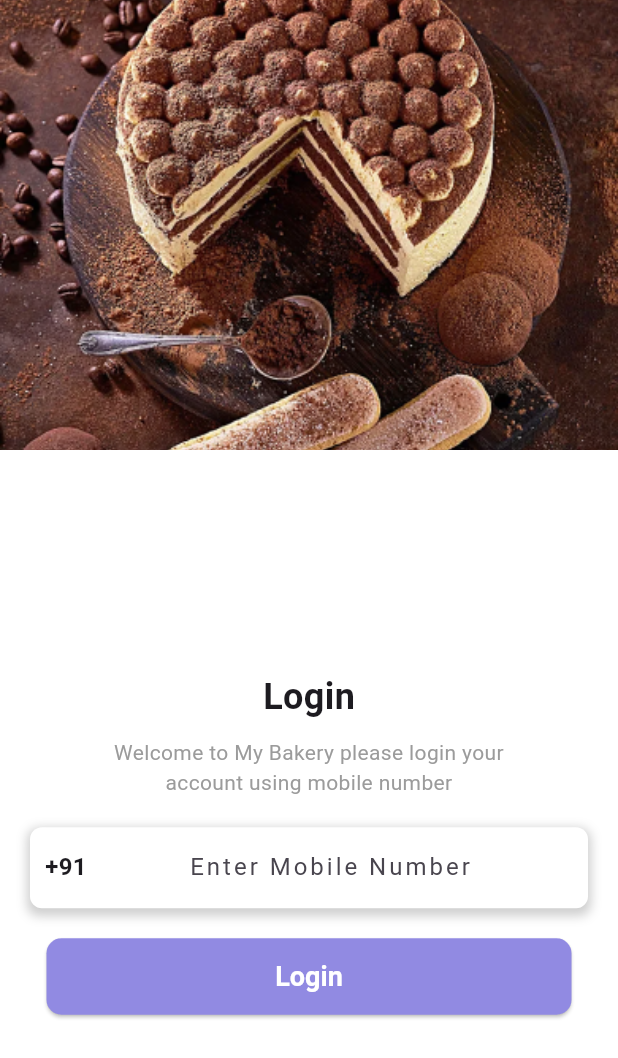
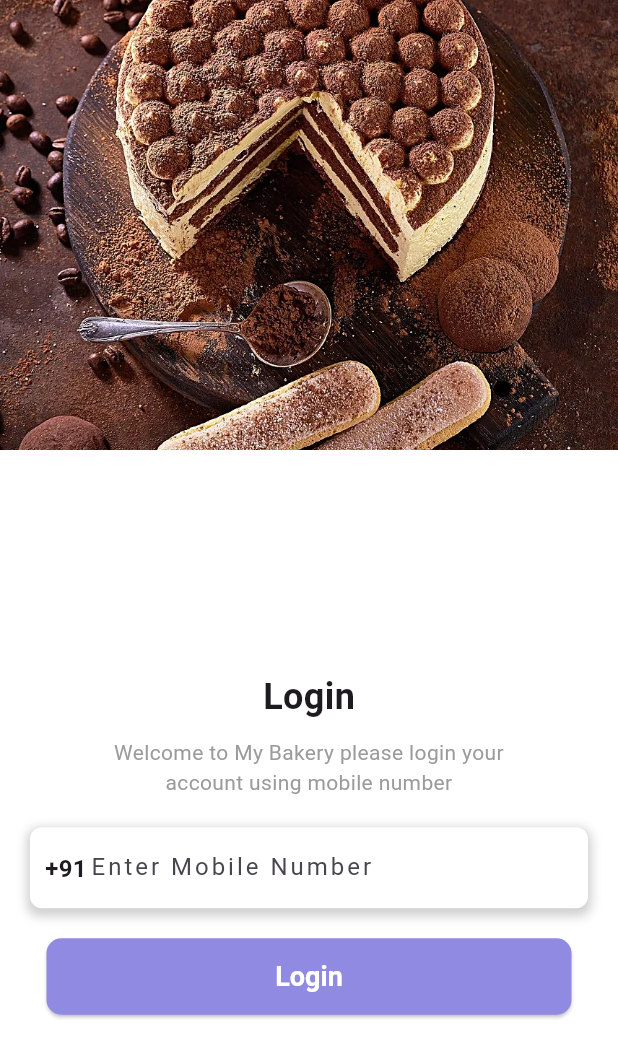
Before and after one commit to samruddhin24/BakeryManagementAPP, a Flutter app: the LoginScreen screen opened by its route, on a phone screen of 412 x 824 dp. Shown: the top 1058 px of the screen. Run offline on Flutter 3.47's test engine with Material 3 defaults, Android fonts, the phone set to English and light mode, and no system bars; our stand-ins replace flutter_svg, get.

Commit message:
minor changes

```diff
--- a/lib/constants/image_constants.dart
+++ b/lib/constants/image_constants.dart
@@ -7,6 +7,6 @@ class ImageConstants{
   static String intro03 = 'assets/images/welcome_3.webp';
   static String bg = 'assets/images/Background image.jpg';
   static String logo = 'assets/images/logoIcon 1.png';
-  static String login = 'assets/images/login.png';
+  static String login = 'assets/images/login2.webp';
 
 }
--- a/lib/widgets/custom_mobile_number_field.dart
+++ b/lib/widgets/custom_mobile_number_field.dart
@@ -36,19 +36,20 @@ class _CustomMobileNumberFieldState extends State<CustomMobileNumberField> {
           children: [
             const Positioned(
               left: 10,
-                top: 15,
+                top: 16,
                 child: Text(
                   '+91',
                   style: TextStyle(fontSize: 16,fontWeight: FontWeight.bold),
                 ),
             ),
             TextFormField(
-              textAlign: TextAlign.center,
+              textAlign: TextAlign.start,
               keyboardType: TextInputType.phone,
               maxLength: 10,
               style: const TextStyle(
                 fontSize: 16,
-                letterSpacing: 2
+                letterSpacing: 2,
+                fontWeight: FontWeight.bold,
               ),
               decoration: const InputDecoration(
                 counterText: '',
```
Also changed, not shown: assets/images/login2.webp (renamed from assets/images/4,5.login,register.webp).
